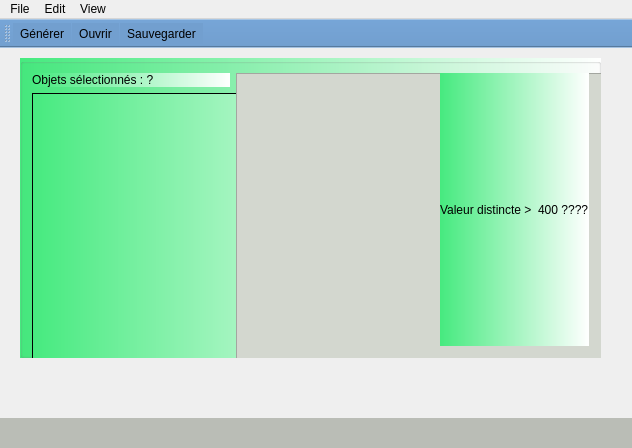
Golgoo/IHM-MoonProject, file QT-src/mainwindow.ui: the form before one commit.
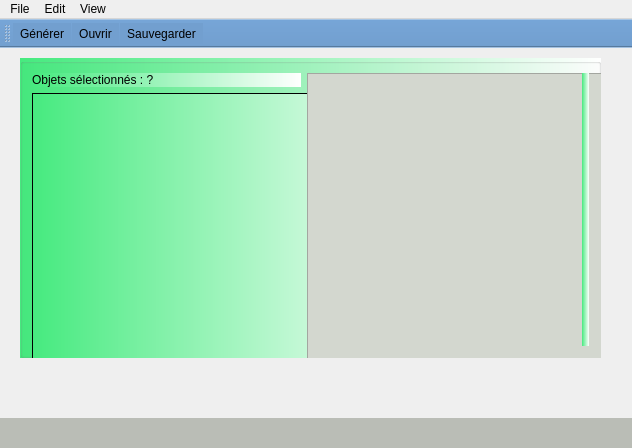
The form after the commit. Icons and pictures are not drawn. Custom widgets are drawn as their Qt base class.

Commit message: filtre CSV + enlève message val distinctes

What changed in the file:
```diff
--- a/QT-src/mainwindow.ui
+++ b/QT-src/mainwindow.ui
@@ -101,7 +101,7 @@
      <item>
       <widget class="QLabel" name="label">
        <property name="text">
-        <string>Valeur distincte &gt;  400 ????</string>
+        <string/>
        </property>
       </widget>
      </item>
```
The commit also changes 1 other file.
